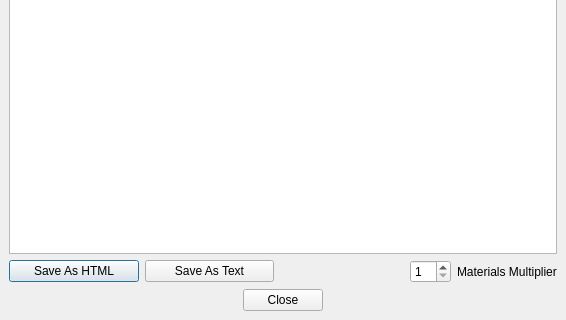
Above: ReportWindow.ui from tomkins/spellcraftcalc before the change; both pictures show x 0 to 566 and y 245 to 565 of the 566 by 565 pixel window. Below: the same form after it.
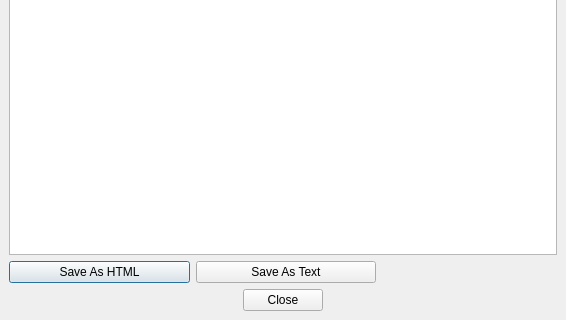
That is the form after the change.

Commit message: Drop multipliers, you don't 'anticipate' remakes anymore with the new system, if anything, roll up a few extra makes of the lowest cost gem.

Diff of the .ui file:
```diff
--- a/ReportWindow.ui
+++ b/ReportWindow.ui
@@ -81,23 +81,6 @@
          </property>
         </spacer>
        </item>
-       <item>
-        <widget class="QSpinBox" name="MatMultiplier" >
-         <property name="minimum" >
-          <number>1</number>
-         </property>
-         <property name="value" >
-          <number>1</number>
-         </property>
-        </widget>
-       </item>
-       <item>
-        <widget class="QLabel" name="MMLabel" >
-         <property name="text" >
-          <string>Materials Multiplier</string>
-         </property>
-        </widget>
-       </item>
       </layout>
      </item>
      <item>
```
The commit also changes 1 other file.
